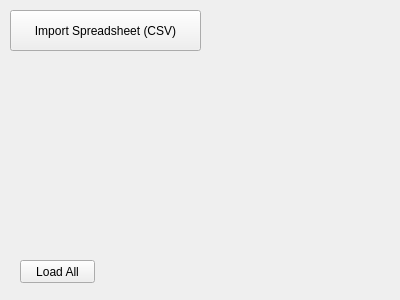
Before: the Qt Designer form resources/widget/tools/TrackwayImporterWidget/TrackwayImporterWidget.ui in sernst/Cadence, drawn with Qt 5.
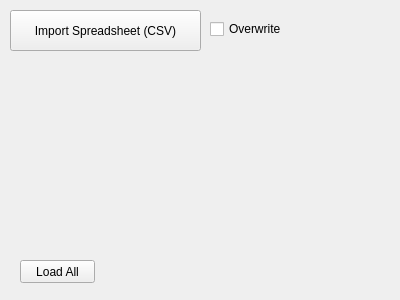
After: the same form once the commit is applied.

Commit message: Expanded trackway spreadsheet importing implementation.

What changed in the file:
```diff
--- a/resources/widget/tools/TrackwayImporterWidget/TrackwayImporterWidget.ui
+++ b/resources/widget/tools/TrackwayImporterWidget/TrackwayImporterWidget.ui
@@ -39,6 +39,19 @@
     <string>Import Spreadsheet (CSV)</string>
    </property>
   </widget>
+  <widget class="QCheckBox" name="overwriteImportChk">
+   <property name="geometry">
+    <rect>
+     <x>210</x>
+     <y>20</y>
+     <width>85</width>
+     <height>18</height>
+    </rect>
+   </property>
+   <property name="text">
+    <string>Overwrite</string>
+   </property>
+  </widget>
  </widget>
  <resources/>
  <connections/>
```
The commit also changes 4 other files.
